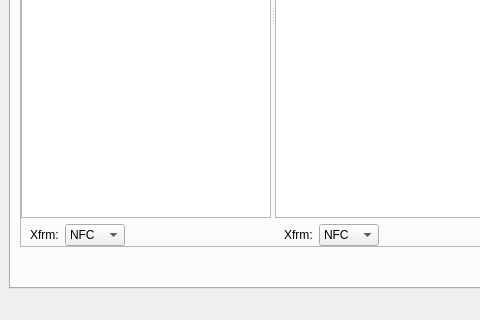
Above: ui/MainWindow.ui from Sirraide/smyth before the change; both pictures show x 0 to 480 and y 280 to 600 of the 800 by 600 pixel window. Below: the same form after it.
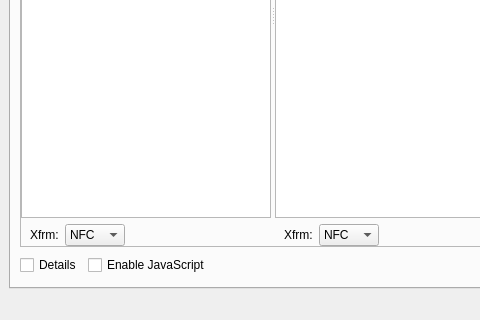
That is the form after the change. Custom widgets are drawn as their Qt base class.

What changed in the file:
```diff
--- a/ui/MainWindow.ui
+++ b/ui/MainWindow.ui
@@ -418,6 +418,20 @@
            <property name="bottomMargin">
             <number>0</number>
            </property>
+           <item>
+            <widget class="QCheckBox" name="sca_chbox_details">
+             <property name="text">
+              <string>Details</string>
+             </property>
+            </widget>
+           </item>
+           <item>
+            <widget class="QCheckBox" name="sca_chbox_enable_javascript">
+             <property name="text">
+              <string>Enable JavaScript</string>
+             </property>
+            </widget>
+           </item>
            <item>
             <spacer name="horizontalSpacer">
              <property name="orientation">
```
Left out of the diff: 57 changed lines with no effect on the pictures.
